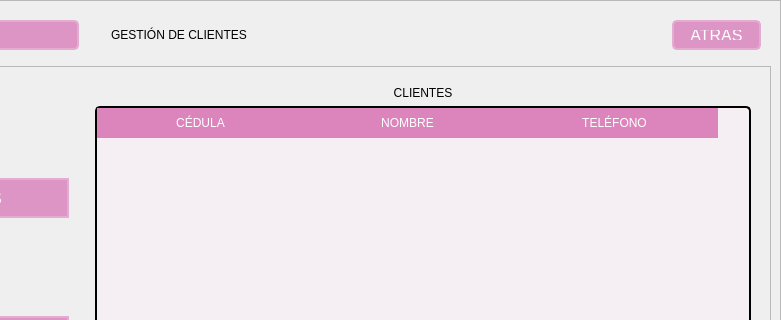
Before: the Qt Designer form GUI/sub_ventanas/ui/gestion_clientes/GestionClientes.ui in C-Sebastian-M/GLAM_MAKEUP_STORE, drawn with Qt 5; both pictures show x 211 to 992 and y 0 to 320 of the 992 by 757 pixel window.
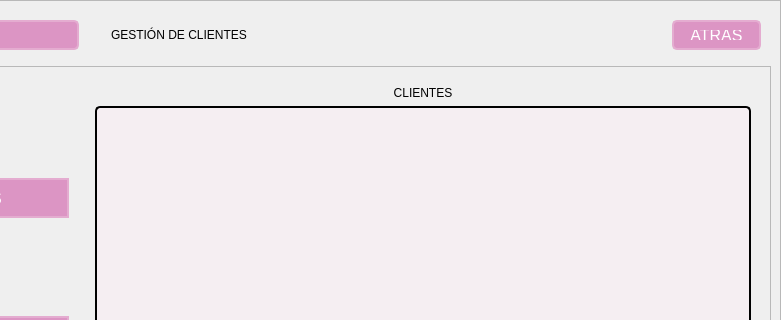
After: the same form once the commit is applied. Icons and pictures are not drawn.

What changed in the file:
```diff
--- a/GUI/sub_ventanas/ui/gestion_clientes/GestionClientes.ui
+++ b/GUI/sub_ventanas/ui/gestion_clientes/GestionClientes.ui
@@ -555,44 +555,6 @@
                    <attribute name="horizontalHeaderShowSortIndicator" stdset="0">
                     <bool>false</bool>
                    </attribute>
-                   <column>
-                    <property name="text">
-                     <string>CÉDULA</string>
-                    </property>
-                    <property name="whatsThis">
-                     <string/>
-                    </property>
-                    <property name="textAlignment">
-                     <set>AlignCenter</set>
-                    </property>
-                   </column>
-                   <column>
-                    <property name="text">
-                     <string>NOMBRE</string>
-                    </property>
-                    <property name="textAlignment">
-                     <set>AlignCenter</set>
-                    </property>
-                   </column>
-                   <column>
-                    <property name="text">
-                     <string>TELÉFONO</string>
-                    </property>
-                    <property name="toolTip">
-                     <string/>
-                    </property>
-                    <property name="whatsThis">
-                     <string/>
-                    </property>
-                    <property name="font">
-                     <font>
-                      <stylestrategy>PreferDefault</stylestrategy>
-                     </font>
-                    </property>
-                    <property name="textAlignment">
-                     <set>AlignCenter</set>
-                    </property>
-                   </column>
                   </widget>
                  </item>
                  <item>
```
Left out of the diff: 30 changed lines with no effect on the pictures.
